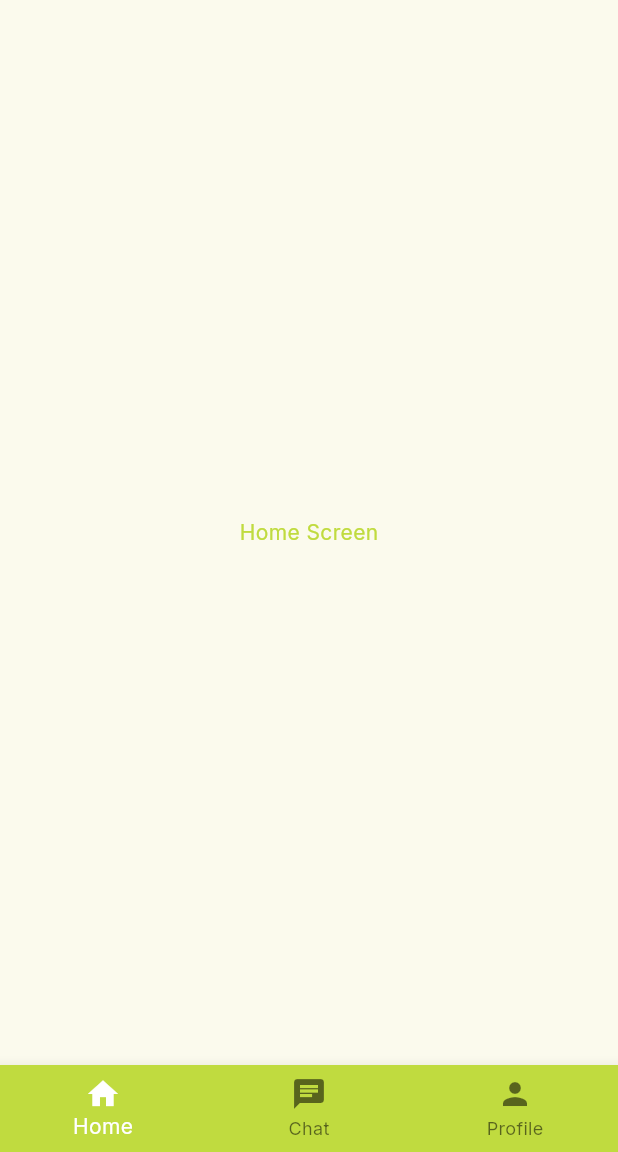
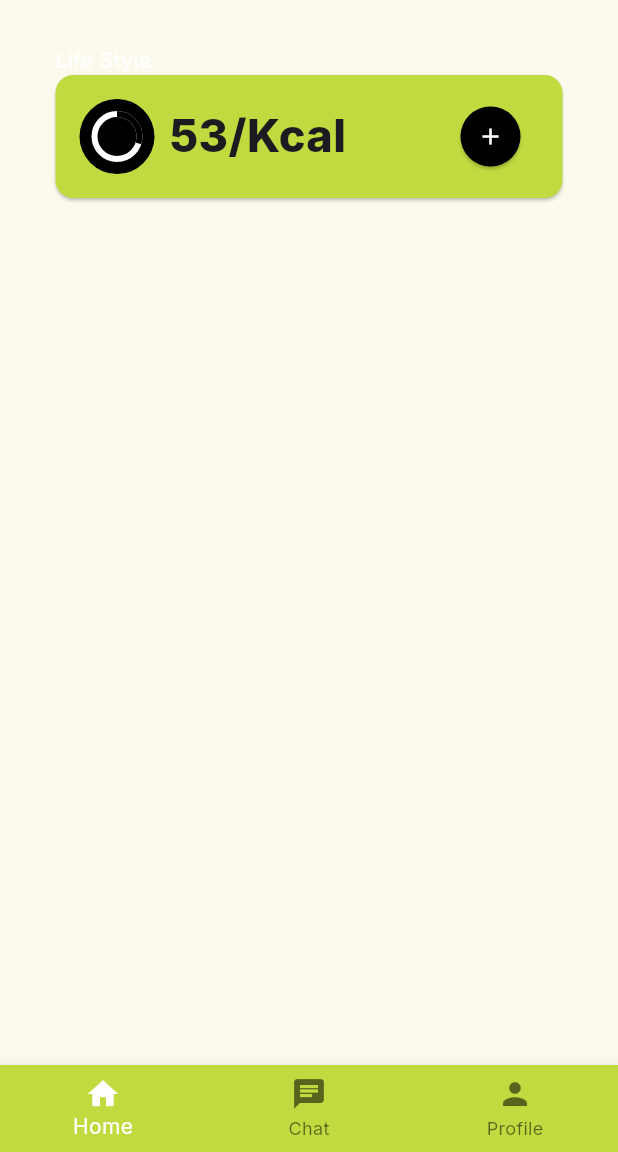
Before and after one commit to muhammedalima/NourishMe, a Flutter app: the screen it shows after launch, on a phone screen of 412 x 824 dp, the part 84-1236 px from its top. Run offline on Flutter 3.47's test engine with Material 3 defaults, Android fonts, the phone set to English and light mode, and no system bars; our stand-ins replace google_fonts.

Commit message:
added new card

```diff
--- a/nourish_me/lib/screens/home/home_screen.dart
+++ b/nourish_me/lib/screens/home/home_screen.dart
@@ -1,4 +1,5 @@
 import 'package:flutter/material.dart';
+import 'package:nourish_me/screens/home_page/home_page_screen.dart';
 import 'package:nourish_me/screens/widget/bottomnavhome.dart';
 import 'package:nourish_me/theme%20library/theme_library.dart';
 
@@ -18,12 +19,10 @@ class HomeScreen extends StatelessWidget {
       ),
 
       //body
-      body: Center(
-        child: Text(
-          'Home Screen',
-          style: TextStyle(color: Primary_green),
-        ),
+      body: const SafeArea(
+        child: homeScreenPage(),
       ),
+
       bottomNavigationBar: const BottomNav(),
     );
   }
--- /dev/null
+++ b/nourish_me/lib/screens/home_page/home_page_screen.dart
@@ -0,0 +1,82 @@
+import 'package:flutter/material.dart';
+import 'package:nourish_me/theme%20library/theme_library.dart';
+
+class homeScreenPage extends StatelessWidget {
+  const homeScreenPage({super.key});
+
+  @override
+  Widget build(BuildContext context) {
+    return Column(
+      crossAxisAlignment: CrossAxisAlignment.start,
+      children: [
+        // Space before text
+        const SizedBox(height: 30.0),
+
+        // Text with padding
+        const Padding(
+          padding: EdgeInsets.symmetric(horizontal: 37.0),
+          child: Text(
+            'Life Style',
+            style: TextStyle(
+              color: Colors.white,
+            ),
+          ),
+        ),
+
+        // Card with content
+        Card(
+          margin: EdgeInsets.symmetric(horizontal: 37.0),
+          color: Primary_green,
+          child: Padding(
+            padding: const EdgeInsets.all(16),
+            child: Row(
+              mainAxisAlignment: MainAxisAlignment.spaceBetween,
+              children: [
+                // Progress indicator row
+                Row(
+                  children: [
+                    Container(
+                      padding: EdgeInsets.all(10),
+                      width: 50,
+                      height: 50,
+                      decoration: const BoxDecoration(
+                        shape: BoxShape.circle,
+                        color: Colors.black,
+                      ),
+                      child: const CircularProgressIndicator(
+                        value: 0.3,
+                        backgroundColor: Colors.white,
+                        color: Colors.black,
+                      ),
+                    ),
+                    const SizedBox(width: 10.0),
+                    const Text(
+                      '53/Kcal',
+                      style: TextStyle(
+                          fontSize: 30.0, fontWeight: FontWeight.w800),
+                    ),
+                  ],
+                ),
+
+                // Elevated button
+                ElevatedButton(
+                  onPressed: () {},
+                  child: const Icon(
+                    Icons.add,
+                    color: Colors.white,
+                  ),
+                  style: ElevatedButton.styleFrom(
+                    fixedSize: const Size(36, 36),
+                    backgroundColor: Colors.black,
+                    shape: const CircleBorder(),
+                    padding: const EdgeInsets.all(8.0),
+                  ),
+                ),
+              ],
+            ),
+          ),
+        ),
+      ],
+    );
+  }
+}
```
